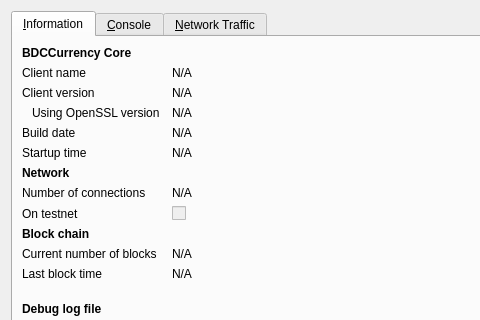
Before: the Qt Designer form src/qt/forms/rpcconsole.ui in bdcctech/bdcc, drawn with Qt 5; both pictures show x 0 to 480 and y 0 to 320 of the 740 by 450 pixel window.
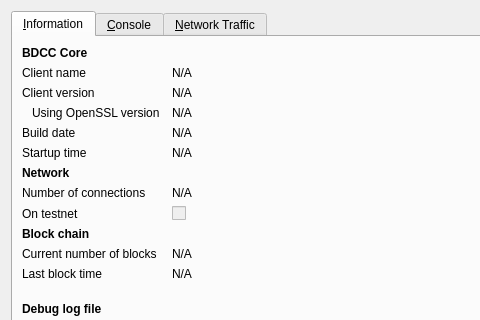
After: the same form once the commit is applied. Icons and pictures are not drawn. Custom widgets are drawn as their Qt base class.

The edit to the form file:
```diff
--- a/src/qt/forms/rpcconsole.ui
+++ b/src/qt/forms/rpcconsole.ui
@@ -36,7 +36,7 @@
           </font>
          </property>
          <property name="text">
-          <string>BDCCurrency Core</string>
+          <string>BDCC Core</string>
          </property>
         </widget>
        </item>
```
Left out of the diff: 6 changed lines with no effect on the pictures.
